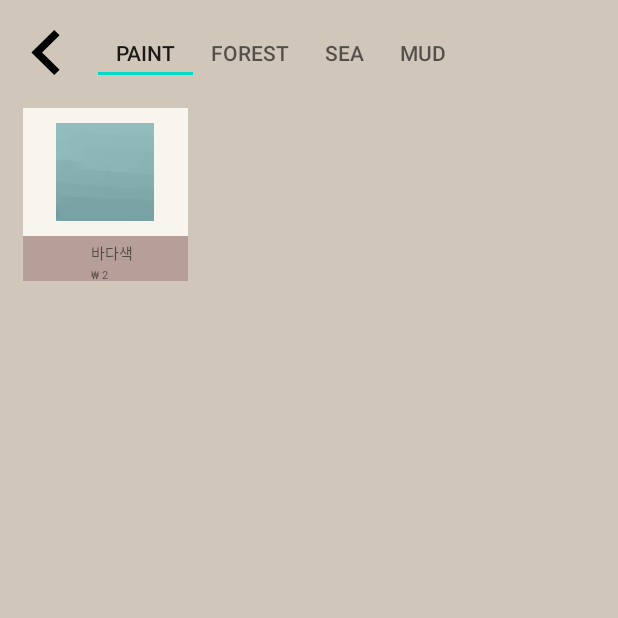
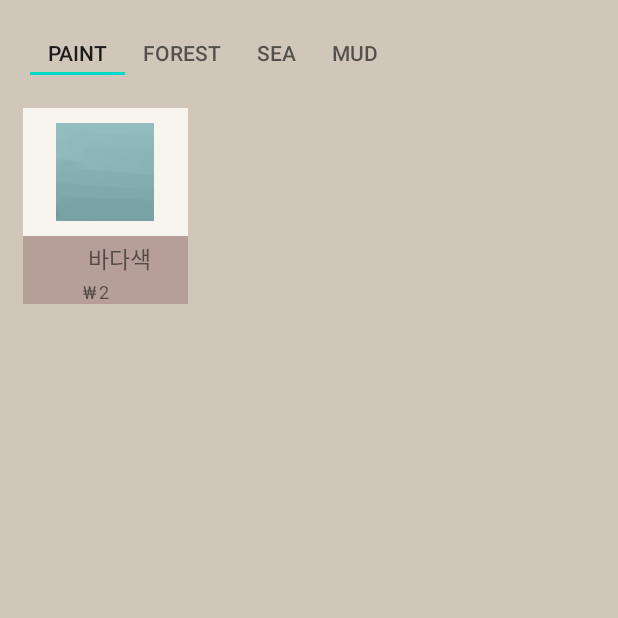
Before and after one commit to minjuKwon/ZeVe-app, an Android app: the SpaceShop screen opened directly, with no data from a screen before it, on a phone screen of 412 x 824 dp, the top half of it. Run offline under Robolectric (Android 15) with nearby library versions, the phone set to English and light mode, and no system bars; 2 statements that could not run were skipped.

Commit message:
Update xml

```diff
--- a/app/src/main/res/layout/fragment_mission_content.xml
+++ b/app/src/main/res/layout/fragment_mission_content.xml
@@ -18,7 +18,7 @@
         android:layout_marginTop="15dp"
         android:layout_marginStart="15dp"
         android:layout_marginLeft="15dp"
-        android:background="@color/darkReddishBrown"
+        android:src="@drawable/mission_img"
         android:contentDescription="@string/imageView"
         app:layout_constraintTop_toTopOf="parent"
         app:layout_constraintStart_toStartOf="parent"/>
@@ -31,6 +31,8 @@
         android:layout_marginStart="21dp"
         android:layout_marginLeft="21dp"
         android:text="@string/missionName"
+        android:textSize="15sp"
+        android:fontFamily="@font/bm_hanna11yrs"
         app:layout_constraintTop_toTopOf="parent"
         app:layout_constraintStart_toEndOf="@id/missionImg"/>
 
--- a/app/src/main/res/layout/fragment_mission_posting.xml
+++ b/app/src/main/res/layout/fragment_mission_posting.xml
@@ -37,6 +37,7 @@
         android:layout_marginEnd="10dp"
         android:layout_marginRight="10dp"
         android:text="@string/confirm"
+        android:fontFamily="@font/bm_hanna11yrs"
         app:layout_constraintBottom_toBottomOf="parent"
         app:layout_constraintEnd_toEndOf="parent"/>
 </androidx.constraintlayout.widget.ConstraintLayout>
--- a/app/src/main/res/layout/fragment_space_shop.xml
+++ b/app/src/main/res/layout/fragment_space_shop.xml
@@ -8,19 +8,19 @@
     android:layout_height="match_parent"
     android:background="@color/brown">
 
-    <ImageView
-        android:id="@+id/shopBack"
-        android:layout_width="30dp"
-        android:layout_height="30dp"
-        android:layout_marginTop="20dp"
-        android:layout_marginStart="15dp"
-        android:layout_marginLeft="15dp"
-        android:src="@drawable/ic_back"
-        android:contentDescription="@string/imageView"
-        app:layout_constraintTop_toTopOf="parent"
-        app:layout_constraintStart_toStartOf="parent"
-        android:clickable="true"
-        android:focusable="true"/>
+<!--    <ImageView-->
+<!--        android:id="@+id/shopBack"-->
+<!--        android:layout_width="30dp"-->
+<!--        android:layout_height="30dp"-->
+<!--        android:layout_marginTop="20dp"-->
+<!--        android:layout_marginStart="15dp"-->
+<!--        android:layout_marginLeft="15dp"-->
+<!--        android:src="@drawable/ic_back"-->
+<!--        android:contentDescription="@string/imageView"-->
+<!--        app:layout_constraintTop_toTopOf="parent"-->
+<!--        app:layout_constraintStart_toStartOf="parent"-->
+<!--        android:clickable="true"-->
+<!--        android:focusable="true"/>-->
 
     <com.google.android.material.tabs.TabLayout
         android:id="@+id/spaceShopTabLayout"
@@ -30,7 +30,7 @@
         android:layout_marginStart="20dp"
         android:layout_marginLeft="20dp"
         app:layout_constraintTop_toTopOf="parent"
-        app:layout_constraintStart_toEndOf="@id/shopBack"
+        app:layout_constraintStart_toStartOf="parent"
         app:tabGravity="center">
 
         <com.google.android.material.tabs.TabItem
--- a/app/src/main/res/layout/fragment_space_shop_item.xml
+++ b/app/src/main/res/layout/fragment_space_shop_item.xml
@@ -33,7 +33,7 @@
     <ImageView
         android:id="@+id/shopNameView"
         android:layout_width="110dp"
-        android:layout_height="30dp"
+        android:layout_height="45dp"
         android:layout_marginStart="15dp"
         android:layout_marginLeft="15dp"
         android:background="@color/reddishBrown"
@@ -46,10 +46,10 @@
         android:layout_width="wrap_content"
         android:layout_height="wrap_content"
         android:layout_marginTop="3dp"
-        android:layout_marginStart="45dp"
-        android:layout_marginLeft="45dp"
+        android:layout_marginStart="43dp"
+        android:layout_marginLeft="43dp"
         android:text="@string/name"
-        android:textSize="10sp"
+        android:textSize="15sp"
         app:layout_constraintStart_toStartOf="@id/shopNameView"
         app:layout_constraintTop_toBottomOf="@id/shopItemView" />
 
@@ -58,10 +58,10 @@
         android:layout_width="wrap_content"
         android:layout_height="wrap_content"
         android:layout_marginTop="2dp"
-        android:layout_marginStart="45dp"
-        android:layout_marginLeft="45dp"
+        android:layout_marginStart="40dp"
+        android:layout_marginLeft="40dp"
         android:text="@string/wonIcon"
-        android:textSize="7sp"
+        android:textSize="12sp"
         app:layout_constraintStart_toStartOf="@id/shopNameView"
         app:layout_constraintTop_toBottomOf="@id/shopItemName" />
     <TextView
@@ -72,7 +72,7 @@
         android:layout_marginStart="2dp"
         android:layout_marginLeft="2dp"
         android:text="@string/point"
-        android:textSize="7sp"
+        android:textSize="12sp"
         app:layout_constraintStart_toEndOf="@id/shopItemWon"
         app:layout_constraintTop_toBottomOf="@id/shopItemName" />
 </androidx.constraintlayout.widget.ConstraintLayout>
--- a/app/src/main/res/layout/sns_content.xml
+++ b/app/src/main/res/layout/sns_content.xml
@@ -18,6 +18,8 @@
         android:layout_marginStart="18dp"
         android:layout_marginLeft="18dp"
         android:text="@string/nickname"
+        android:textSize="17sp"
+        android:fontFamily="@font/bm_hanna11yrs"
         app:layout_constraintTop_toTopOf="parent"
         app:layout_constraintStart_toStartOf="parent"/>
 
@@ -30,6 +32,7 @@
         android:layout_marginLeft="8dp"
         android:text="@string/date"
         android:textSize="12sp"
+        android:fontFamily="@font/bm_hanna11yrs"
         app:layout_constraintTop_toTopOf="parent"
         app:layout_constraintStart_toEndOf="@id/snsContentName"/>
 
@@ -68,6 +71,8 @@
         android:layout_marginStart="24dp"
         android:layout_marginLeft="24dp"
         android:text="blahBlah"
+        android:textSize="17sp"
+        android:fontFamily="@font/bm_hanna11yrs"
         app:layout_constraintTop_toBottomOf="@id/snsContentImg"
         app:layout_constraintStart_toStartOf="parent"/>
 </androidx.constraintlayout.widget.ConstraintLayout>
```
Also changed, not shown: app/src/main/res/layout/fragment_mission_desc.xml (+13 -7 lines), app/src/main/res/layout/fragment_setting.xml (+16 -2 lines), app/src/main/res/layout/fragment_space.xml (+21 -19 lines).
